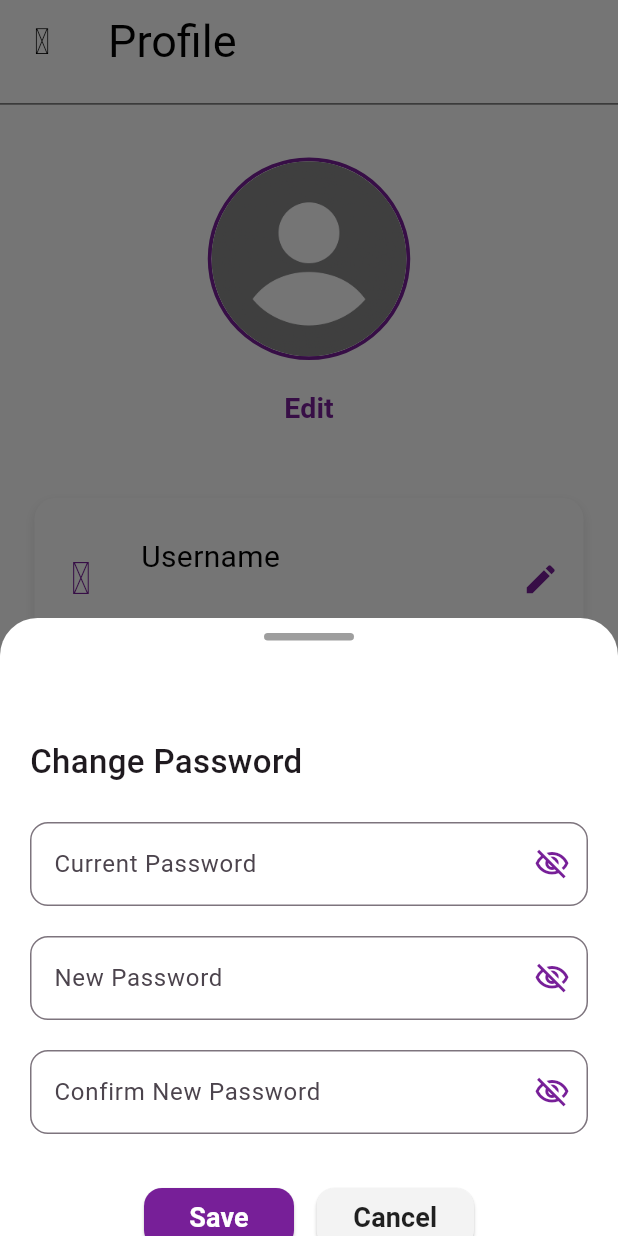
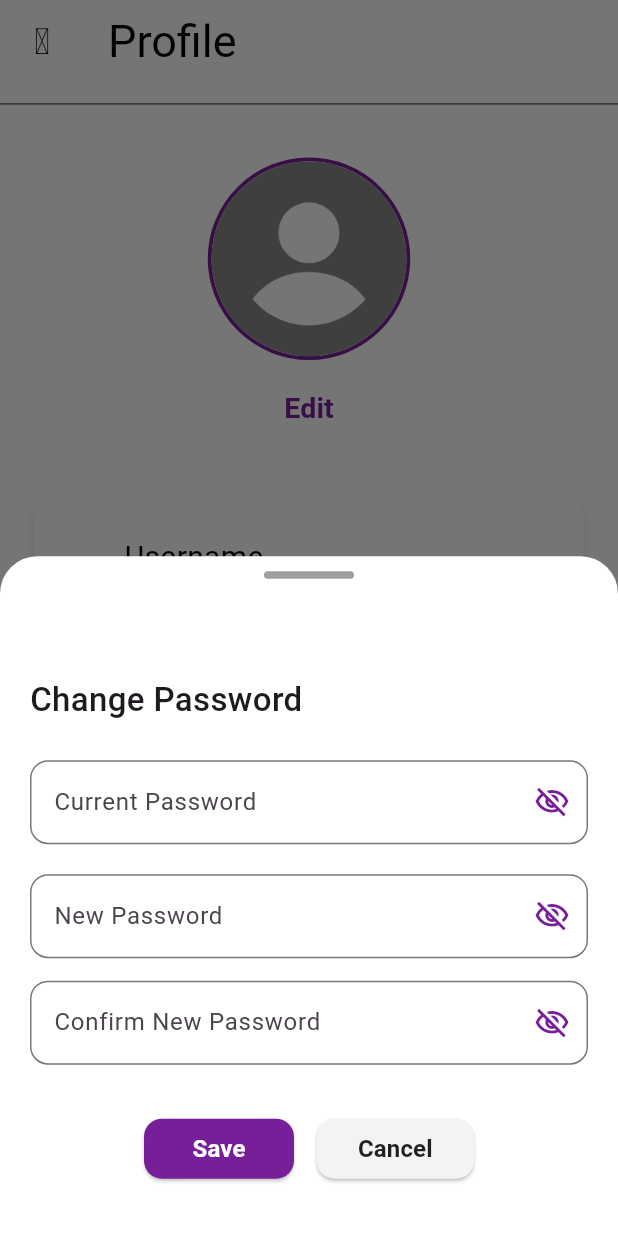
Before and after one commit to ZainabJameel300/UniFind, a Flutter app: the ProfilePage screen opened directly with empty values, after a tap on "Password", on a phone screen of 412 x 824 dp. Run offline on Flutter 3.47's test engine with Material 3 defaults, Android fonts, the phone set to English and light mode, and no system bars; our stand-ins replace cloud_firestore, dotted_border, firebase_auth, firebase_core, firebase_storage, image_picker and 3 more; accounts and stored records are empty; project files that could hold a hidden picture were left out.

Commit message:
Final Design iOS Fix

```diff
--- a/lib/Components/change_password_sheet.dart
+++ b/lib/Components/change_password_sheet.dart
@@ -31,7 +31,7 @@ void showChangePasswordSheet(BuildContext context) {
       return StatefulBuilder(
         builder: (context, setModalState) {
           return SizedBox(
-            height: MediaQuery.of(context).size.height * 0.50,
+            height: MediaQuery.of(context).size.height * 0.55,
             child: Padding(
               padding: EdgeInsets.only(
                 bottom: MediaQuery.of(context).viewInsets.bottom,
@@ -128,7 +128,7 @@ void showChangePasswordSheet(BuildContext context) {
                       },
                     ),
 
-                    const SizedBox(height: 20),
+                    const SizedBox(height: 15),
 
                     // Confirm Password
                     TextFormField(
@@ -248,7 +248,7 @@ void showChangePasswordSheet(BuildContext context) {
                             child: const Text(
                               "Save",
                               style: TextStyle(
-                                fontSize: 18,
+                                fontSize: 16,
                                 fontWeight: FontWeight.w600,
                                 color: Colors.white,
                               ),
@@ -273,7 +273,7 @@ void showChangePasswordSheet(BuildContext context) {
                             child: Text(
                               "Cancel",
                               style: TextStyle(
-                                fontSize: 18,
+                                fontSize: 16,
                                 fontWeight: FontWeight.w600,
                               ),
                             ),
--- a/lib/Components/edit_bottom_sheet.dart
+++ b/lib/Components/edit_bottom_sheet.dart
@@ -93,7 +93,7 @@ void showEditFieldSheet({
                       child: Text(
                         "Save",
                         style: TextStyle(
-                          fontSize: 18,
+                          fontSize: 16,
                           fontWeight: FontWeight.w600,
                           color: Colors.white,
                         ),
@@ -120,7 +120,7 @@ void showEditFieldSheet({
                       child: Text(
                         "Cancel",
                         style: TextStyle(
-                          fontSize: 18,
+                          fontSize: 16,
                           fontWeight: FontWeight.w600,
                         ),
                       ),
--- a/lib/Pages/Account_page.dart
+++ b/lib/Pages/Account_page.dart
@@ -73,7 +73,7 @@ class _AccountPageState extends State<AccountPage> {
 
       body: SafeArea(
         child: Padding(
-          padding: const EdgeInsets.symmetric(horizontal: 16, vertical: 15),
+          padding: const EdgeInsets.only(left: 16, right: 16, top: 15),
           child: Skeletonizer(
             enabled: userData == null,
             child: ListView(
--- a/lib/Pages/forgotpassword.dart
+++ b/lib/Pages/forgotpassword.dart
@@ -145,7 +145,7 @@ class _ForgotpasswordState extends State<Forgotpassword> {
             // Reset Link Button
             Center(
               child: SizedBox(
-                width: 180,
+                width: 200,
                 child: AppButton(
                   text: "Send Reset Link",
                   onTap: () {
--- a/lib/Pages/profile_page.dart
+++ b/lib/Pages/profile_page.dart
@@ -124,7 +124,6 @@ class _ProfilePageState extends State<ProfilePage> {
             const SizedBox(height: 11),
 
             // Avatar
-            // Avatar
             Center(
               child: GestureDetector(
                 onTap: () {
@@ -245,7 +244,7 @@ class _ProfilePageState extends State<ProfilePage> {
                               size: 30,
                               weight: 450,
                             ),
-                            const SizedBox(width: 25),
+                            const SizedBox(width: 14),
                             Expanded(
                               child: Column(
                                 crossAxisAlignment: CrossAxisAlignment.start,
@@ -322,7 +321,7 @@ class _ProfilePageState extends State<ProfilePage> {
                               size: 28,
                               weight: 450,
                             ),
-                            const SizedBox(width: 25),
+                            const SizedBox(width: 14),
                             Expanded(
                               child: Column(
                                 crossAxisAlignment: CrossAxisAlignment.start,
@@ -374,7 +373,7 @@ class _ProfilePageState extends State<ProfilePage> {
                               size: 30,
                               weight: 450,
                             ),
-                            SizedBox(width: 25),
+                            SizedBox(width: 14),
                             Expanded(
                               child: Column(
                                 crossAxisAlignment: CrossAxisAlignment.start,
@@ -431,7 +430,7 @@ class _ProfilePageState extends State<ProfilePage> {
                                 const SizedBox(width: 8),
                                 const Text(
                                   "Log out of your account?",
-                                  style: TextStyle(fontWeight: FontWeight.bold),
+                                  style: TextStyle(fontSize: 20, fontWeight: FontWeight.bold),
                                 ),
                               ],
                             ),
@@ -513,7 +512,7 @@ class _ProfilePageState extends State<ProfilePage> {
                               size: 30,
                               weight: 450,
                             ),
-                            SizedBox(width: 25),
+                            SizedBox(width: 14),
                             Text(
                               "Log Out",
                               style: TextStyle(
--- a/lib/Pages/view_post_edit.dart
+++ b/lib/Pages/view_post_edit.dart
@@ -379,10 +379,7 @@ class ViewPostEdit extends StatelessWidget {
                                             Navigator.pop(dialogContext);
 
                                             // Immediately navigate back to AccountPage to avoid bad state
-                                            Navigator.pushReplacementNamed(
-                                              context,
-                                              'AccountPage',
-                                            );
+                                            Navigator.pop(context);
 
                                             // After navigation finishes, delete the post , delay a little bit!
                                             Future.delayed(
```
Also changed, not shown: lib/pages/report_item_page.dart (+73 -13 lines).
